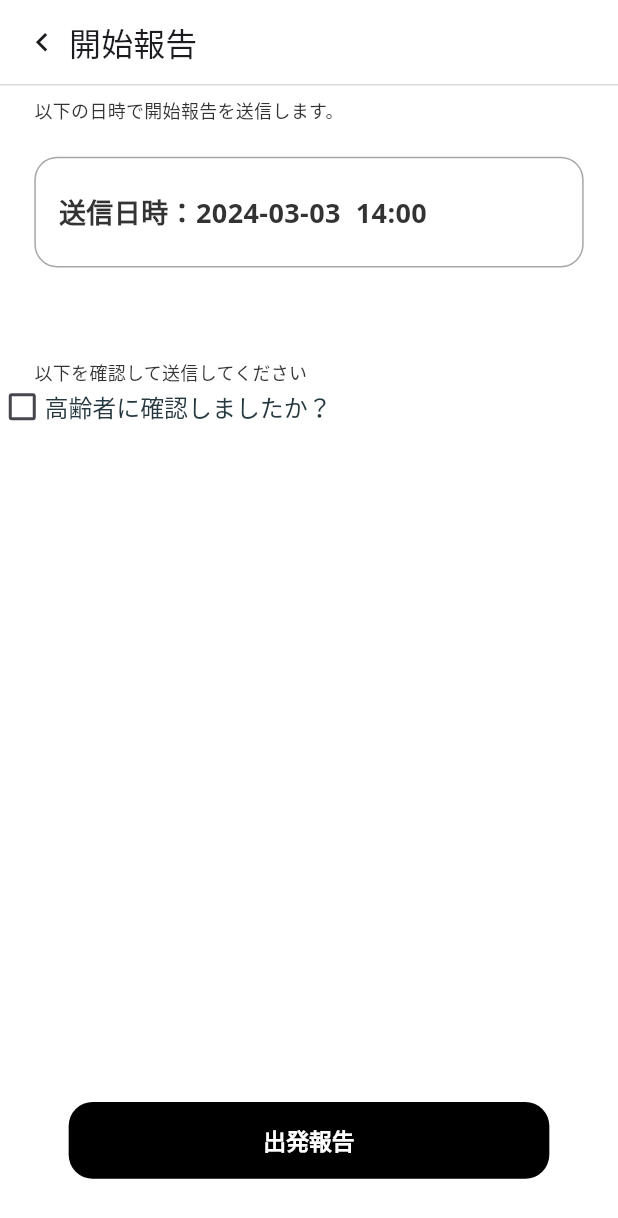
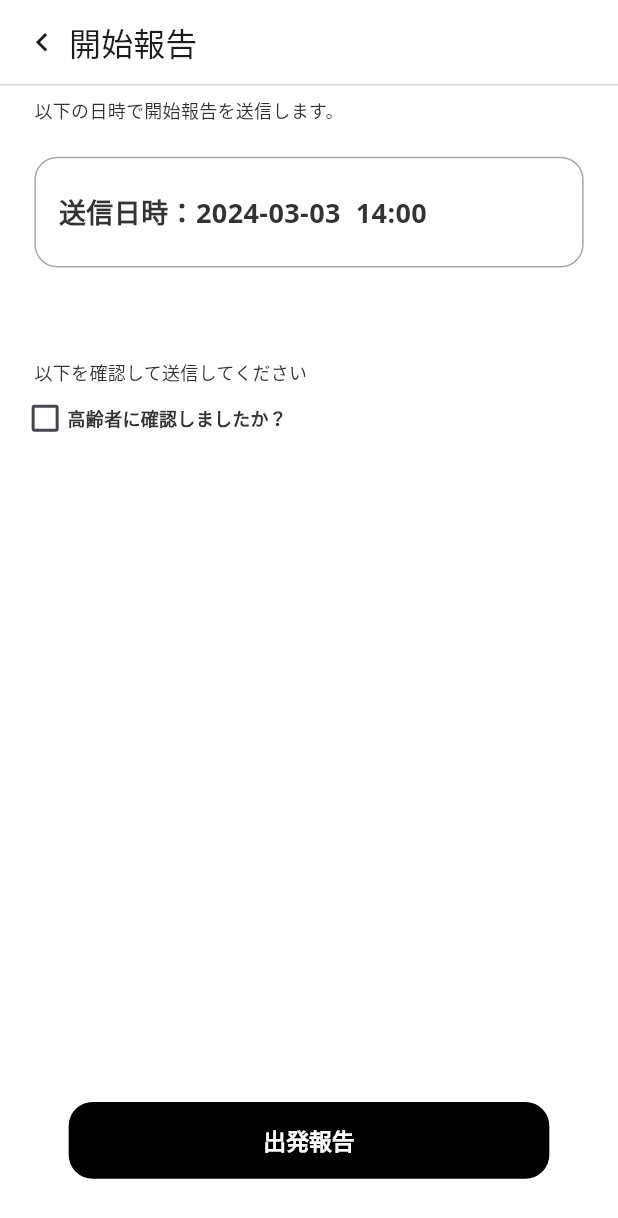
Before and after one commit to butterfly026/JP_Flutter, a Flutter app: the RequestStartReportPage screen opened by its route, on a phone screen of 412 x 824 dp. Shown: the top 1218 px of the screen. Run offline on Flutter 3.47's test engine with Material 3 defaults, Android fonts, the light colour scheme and no system bars; our stand-ins replace basic_utils, cached_network_image, carousel_slider, device_info_plus, dio, event_bus and 13 more; missing offline and left inert: android_id, dart:ffi, encrypt, pointycastle, rsa_encrypt; accounts and stored records are empty.

Commit message:
Finish business

```diff
--- a/lib/app/pages/business/request_start_report.dart
+++ b/lib/app/pages/business/request_start_report.dart
@@ -97,16 +97,11 @@ class _RequestStartReportPageState extends State<RequestStartReportPage>
                           style: AppTheme.body2,
                         )
                       ]),
-                      Row(children: [
-                        Transform.translate(
-                          offset: Offset(-Dimens.gap_dp20,
-                              0.0), // Adjust this offset as needed
-                          child: CheckboxWithText(
-                              isChecked: false,
-                              label: '高齢者に確認しましたか？',
-                              textStyle: AppTheme.body1),
-                        )
-                      ])
+                      SizedBox(height: Dimens.gap_dp10),
+                      CheckboxWithText(
+                          isChecked: false,
+                          label: '高齢者に確認しましたか？',
+                          textStyle: AppTheme.body2.copyWith(fontWeight: FontWeight.bold))
                     ],
                   )),
               Expanded(
```
